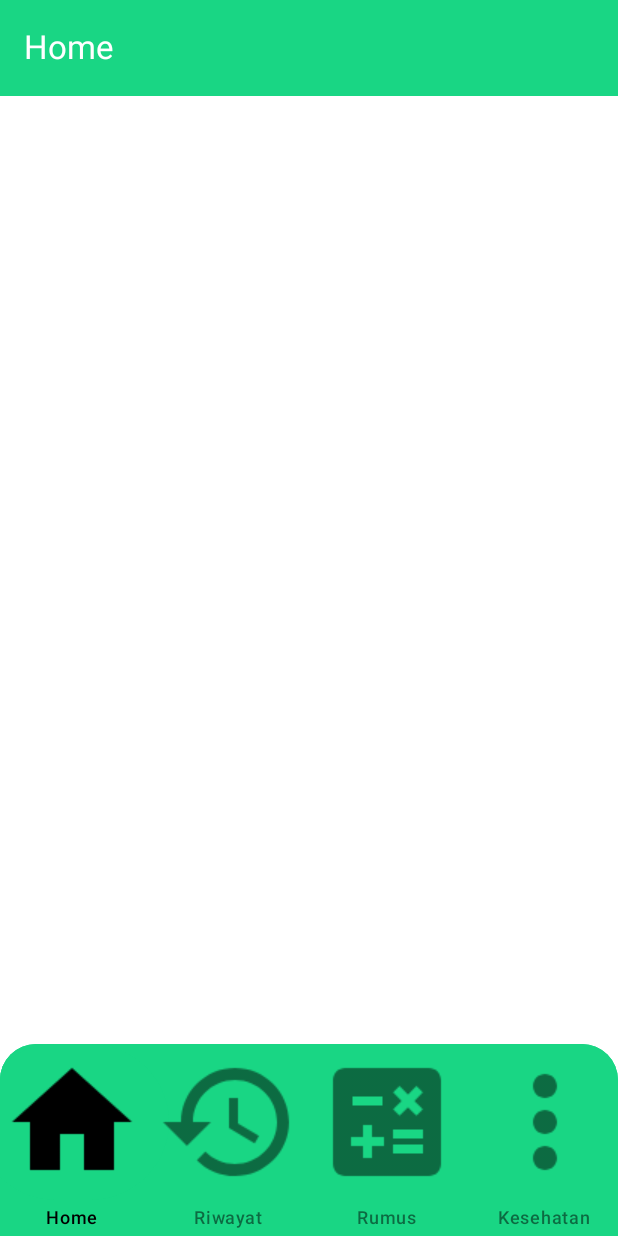
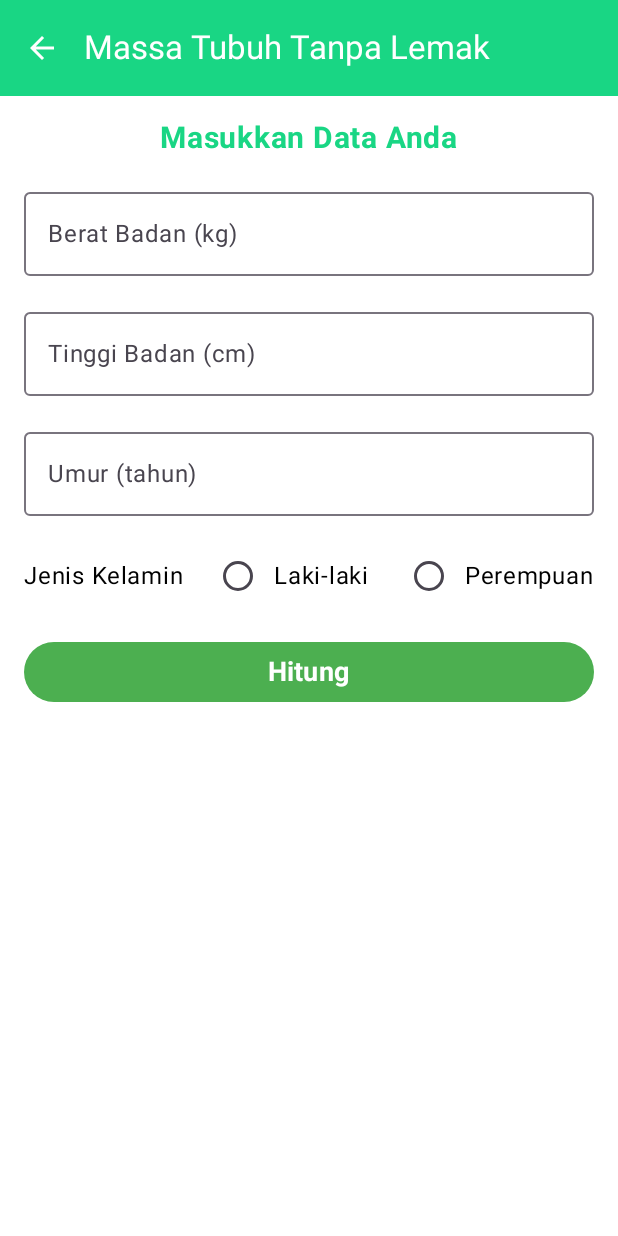
Before and after one commit to fdhlvidiarta/ProjectMobile_2, an Android app built with Jetpack Compose: the screen it shows after launch (MainActivity), after a tap on "Massa Tubuh Tanpa Lemak", on a phone screen of 412 x 824 dp. Run offline under Robolectric (Android 15) with nearby library versions, the phone set to English and light mode, and no system bars.

Commit message:
Membuat Fitur Massa Tubuh Tanpa Lemak

```diff
--- a/app/src/main/java/com/kelompok2/kalkulatorbmi/navigation/Navigation.kt
+++ b/app/src/main/java/com/kelompok2/kalkulatorbmi/navigation/Navigation.kt
@@ -2,6 +2,7 @@ package com.kelompok2.kalkulatorbmi.navigation
 
 import androidx.annotation.DrawableRes
 import androidx.compose.runtime.Composable
+import androidx.compose.ui.platform.LocalContext
 import androidx.navigation.NavHostController
 import androidx.navigation.compose.NavHost
 import androidx.navigation.compose.composable
@@ -12,6 +13,7 @@ sealed class Screen(val route: String, val title: String, @DrawableRes val icon:
     object Splash : Screen("splash_screen", "Splash", null)
     object Home : Screen("home_screen", "Home", R.drawable.ic_home)
     object BMICalculator : Screen("bmi_calculator", "Indeks Massa Tubuh", null)
+    object LeanBodyMass : Screen("lean_body_mass", "Lean Body Mass", null)
     object Riwayat : Screen("riwayat_screen", "Riwayat", R.drawable.ic_history)
     object Rumus : Screen("rumus_screen", "Rumus", R.drawable.ic_formula)
     object InfoKesehatan : Screen("info_screen", "Kesehatan", R.drawable.ic_more)
@@ -20,6 +22,7 @@ sealed class Screen(val route: String, val title: String, @DrawableRes val icon:
 @Composable
 fun AppNavigation(navController: NavHostController) {
     NavHost(navController = navController, startDestination = Screen.Splash.route) {
+
         composable(Screen.Splash.route) { SplashScreen(navController = navController) }
         composable(Screen.Home.route) {
             HomeScreen(onNavigate = { route ->
@@ -29,6 +32,9 @@ fun AppNavigation(navController: NavHostController) {
         composable(Screen.BMICalculator.route) {
             BMICalculatorScreen(navController = navController)
         }
+        composable(Screen.LeanBodyMass.route) {
+            LeanBodyMassScreen(navController = navController)
+        }
         composable(Screen.Riwayat.route) { RiwayatScreen() }
         composable(Screen.Rumus.route) { RumusScreen() }
         composable(Screen.InfoKesehatan.route) { InfoKesehatanScreen() }
--- a/app/src/main/java/com/kelompok2/kalkulatorbmi/ui/theme/screens/HomeScreen.kt
+++ b/app/src/main/java/com/kelompok2/kalkulatorbmi/ui/theme/screens/HomeScreen.kt
@@ -54,7 +54,7 @@ fun HomeScreen(onNavigate: (String) -> Unit) {
                 icon = R.drawable.ic_mttl, // Ikon sesuai desain
                 onClick = {
                     isNavigating = true // Setel state ke true untuk menyembunyikan konten
-                    onNavigate("massa_tubuh_tanpa_lemak")
+                    onNavigate(Screen.LeanBodyMass.route)
                 }
             )
         }
--- /dev/null
+++ b/app/src/main/java/com/kelompok2/kalkulatorbmi/ui/theme/screens/LeanBodyMassScreen.kt
@@ -0,0 +1,238 @@
+package com.kelompok2.kalkulatorbmi.ui.theme.screens
+
+import androidx.compose.foundation.background
+import androidx.compose.foundation.clickable
+import androidx.compose.foundation.layout.*
+import androidx.compose.foundation.rememberScrollState
+import androidx.compose.foundation.shape.RoundedCornerShape
+import androidx.compose.foundation.text.KeyboardOptions
+import androidx.compose.foundation.verticalScroll
+import androidx.compose.material.icons.Icons
+import androidx.compose.material.icons.filled.ArrowBack
+import androidx.compose.material3.*
+import androidx.compose.runtime.*
+import androidx.compose.ui.Alignment
+import androidx.compose.ui.Modifier
+import androidx.compose.ui.graphics.Color
+import androidx.compose.ui.text.font.FontWeight
+import androidx.compose.ui.text.input.KeyboardType
+import androidx.compose.ui.text.style.TextAlign
+import androidx.compose.ui.unit.dp
+import androidx.compose.ui.unit.sp
+import androidx.navigation.NavController
+import kotlin.math.pow
+
+@OptIn(ExperimentalMaterial3Api::class)
+@Composable
+fun LeanBodyMassScreen(navController: NavController) {
+    var weight by remember { mutableStateOf("") }
+    var height by remember { mutableStateOf("") }
+    var age by remember { mutableStateOf("") }
+    var gender by remember { mutableStateOf("") }
+    var leanBodyMassResult by remember { mutableStateOf<Double?>(null) }
+    var recommendation by remember { mutableStateOf("") }
+    var advice by remember { mutableStateOf("") }
+    var errorMessage by remember { mutableStateOf("") }
+
+    Scaffold(
+        topBar = {
+            TopAppBar(
+                title = { Text("Massa Tubuh Tanpa Lemak") },
+                navigationIcon = {
+                    IconButton(onClick = { navController.popBackStack() }) {
+                        Icon(Icons.Default.ArrowBack, contentDescription = "Back")
+                    }
+                },
+                colors = TopAppBarDefaults.mediumTopAppBarColors(
+                    containerColor = MaterialTheme.colorScheme.primary,
+                    titleContentColor = Color.White,
+                    navigationIconContentColor = Color.White
+                )
+            )
+        }
+    ) { padding ->
+        Column(
+            modifier = Modifier
+                .fillMaxSize()
+                .padding(padding)
+                .padding(16.dp),
+            verticalArrangement = Arrangement.spacedBy(16.dp),
+            horizontalAlignment = Alignment.CenterHorizontally
+        ) {
+            Text(
+                text = "Masukkan Data Anda",
+                fontSize = 20.sp,
+                fontWeight = FontWeight.Bold,
+                color = MaterialTheme.colorScheme.primary
+            )
+
+            OutlinedTextField(
+                value = weight,
+                onValueChange = { weight = it },
+                label = { Text("Berat Badan (kg)") },
+                modifier = Modifier.fillMaxWidth(),
+                keyboardOptions = KeyboardOptions.Default.copy(keyboardType = KeyboardType.Number)
+            )
+
+            OutlinedTextField(
+                value = height,
+                onValueChange = { height = it },
+                label = { Text("Tinggi Badan (cm)") },
+                modifier = Modifier.fillMaxWidth(),
+                keyboardOptions = KeyboardOptions.Default.copy(keyboardType = KeyboardType.Number)
+            )
+
+            OutlinedTextField(
+                value = age,
+                onValueChange = { age = it },
+                label = { Text("Umur (tahun)") },
+                modifier = Modifier.fillMaxWidth(),
+                keyboardOptions = KeyboardOptions.Default.copy(keyboardType = KeyboardType.Number)
+            )
+
+            Row(
+                verticalAlignment = Alignment.CenterVertically,
+                modifier = Modifier.fillMaxWidth()
+            ) {
+                Text("Jenis Kelamin", modifier = Modifier.weight(1f))
+                RadioButton(selected = gender == "Laki-laki", onClick = { gender = "Laki-laki" })
+                Text("Laki-laki", modifier = Modifier.clickable { gender = "Laki-laki" })
+                Spacer(modifier = Modifier.width(16.dp))
+                RadioButton(selected = gender == "Perempuan", onClick = { gender = "Perempuan" })
+                Text("Perempuan", modifier = Modifier.clickable { gender = "Perempuan" })
+            }
+
+            if (errorMessage.isNotEmpty()) {
+                Text(
+                    text = errorMessage,
+                    color = Color.Red,
+                    fontSize = 14.sp,
+                    textAlign = TextAlign.Center,
+                    modifier = Modifier.fillMaxWidth()
+                )
+            }
+
+            Button(
+                onClick = {
+                    val weightValue = weight.toDoubleOrNull()
+                    val heightValue = height.toDoubleOrNull()
+                    val ageValue = age.toIntOrNull()
+
+                    if (weightValue == null || weightValue <= 0) {
+                        errorMessage = "Berat badan tidak valid."
+                        return@Button
+                    }
+
+                    if (heightValue == null || heightValue <= 0) {
+                        errorMessage = "Tinggi badan tidak valid."
+                        return@Button
+                    }
+
+                    if (ageValue == null || ageValue <= 0) {
+                        errorMessage = "Umur tidak valid."
+                        return@Button
+                    }
+
+                    if (gender.isEmpty()) {
+                        errorMessage = "Pilih jenis kelamin."
+                        return@Button
+                    }
+
+                    errorMessage = ""
+                    leanBodyMassResult = calculateLeanBodyMass(weightValue, heightValue, ageValue, gender)
+                    if (leanBodyMassResult != null) {
+                        recommendation = if (leanBodyMassResult!! > 60) {
+                            "Massa tubuh tanpa lemak Anda sangat baik! Tetap jaga pola makan sehat dan olahraga teratur."
+                        } else {
+                            "Massa tubuh tanpa lemak Anda cukup baik. Anda bisa meningkatkan massa otot dengan olahraga rutin seperti angkat beban."
+                        }
+
+                        advice = when {
+                            weightValue / (heightValue / 100).pow(2) < 18.5 -> {
+                                "Anda berada dalam kategori kurus. Tingkatkan asupan kalori dan protein, konsumsi makanan bergizi seperti alpukat, selai kacang, ayam, ikan, dan telur. Selain itu, lakukan latihan beban dan latihan kekuatan secara rutin untuk membantu membangun massa otot!"
+                            }
+                            weightValue / (heightValue / 100).pow(2) >= 30 -> {
+                                "Anda berada di kategori obesitas. Pertimbangkan pola makan rendah kalori dan lakukan olahraga aerobik secara rutin seperti jogging atau bersepeda!"
+                            }
+                            else -> {
+                                "Kondisi tubuh Anda dalam batas normal. Terus pertahankan pola hidup sehat!"
+                            }
+                        }
+                    }
+                },
+                modifier = Modifier.fillMaxWidth(),
+                colors = ButtonDefaults.buttonColors(containerColor = Color(0xFF4CAF50))
+            ) {
+                Text("Hitung", color = Color.White, fontSize = 18.sp, fontWeight = FontWeight.Bold)
+            }
+
+            leanBodyMassResult?.let { lbm ->
+                Column(
+                    modifier = Modifier.fillMaxWidth(),
+                    horizontalAlignment = Alignment.CenterHorizontally
+                ) {
+                    Box(
+                        modifier = Modifier
+                            .fillMaxWidth()
+                            .background(
+                                color = MaterialTheme.colorScheme.outlineVariant,
+                                shape = MaterialTheme.shapes.large
+                            )
+                            .padding(16.dp),
+                        contentAlignment = Alignment.Center
+                    ) {
+                        Column(
+                            modifier = Modifier.verticalScroll(rememberScrollState()),
+                            horizontalAlignment = Alignment.CenterHorizontally
+                        ) {
+                            Text(
+                                "Hasil Massa Tubuh Tanpa Lemak Anda",
+                                fontSize = 18.sp,
+                                fontWeight = FontWeight.Bold
+                            )
+                            Spacer(modifier = Modifier.height(8.dp))
+                            Text(
+                                text = String.format("%.2f kg", lbm),
+                                fontSize = 36.sp,
+                                fontWeight = FontWeight.Bold,
+                                color = MaterialTheme.colorScheme.primary
+                            )
+                            Spacer(modifier = Modifier.height(8.dp))
+                            Text(
+                                text = recommendation,
+                                fontSize = 15.sp,
+                                textAlign = TextAlign.Center
+                            )
+                            Spacer(modifier = Modifier.height(8.dp))
+                            Box(
+                                modifier = Modifier
+                                    .fillMaxWidth()
+                                    .background(
+                                        color = MaterialTheme.colorScheme.secondary,
+                                        shape = RoundedCornerShape(10.dp)
+                                    )
+                                    .padding(12.dp),
+                                contentAlignment = Alignment.Center
+                            ) {
+                                Text(
+                                    text = advice,
+                                    fontSize = 15.sp,
+                                    textAlign = TextAlign.Center,
+                                    fontWeight = FontWeight.Bold
+                                )
+                            }
+                        }
+                    }
+                }
+            }
+        }
+    }
+}
+
+fun calculateLeanBodyMass(weight: Double, height: Double, age: Int, gender: String): Double? {
+    return when (gender) {
+        "Laki-laki" -> 0.407 * weight + 0.267 * height - 0.1 * age - 19.2
+        "Perempuan" -> 0.252 * weight + 0.473 * height - 0.1 * age - 48.3
+        else -> null
+    }
+}
--- a/app/src/main/java/com/kelompok2/kalkulatorbmi/ui/theme/screens/MainScreen.kt
+++ b/app/src/main/java/com/kelompok2/kalkulatorbmi/ui/theme/screens/MainScreen.kt
@@ -17,7 +17,6 @@ import com.kelompok2.kalkulatorbmi.ui.theme.components.BottomNavigationBar
 @Composable
 fun MainScreen() {
     val navController = rememberNavController()
-
     // Mendapatkan rute saat ini
     val navBackStackEntry by navController.currentBackStackEntryAsState()
     val currentRoute = navBackStackEntry?.destination?.route
@@ -27,7 +26,7 @@ fun MainScreen() {
 
     Scaffold(
         topBar = {
-            if (currentRoute != Screen.Splash.route && currentRoute != Screen.BMICalculator.route) {
+            if (currentRoute != Screen.Splash.route && currentRoute != Screen.BMICalculator.route && currentRoute != Screen.LeanBodyMass.route) {
                 TopAppBar(
                     title = { Text(text = title) },
                     colors = TopAppBarDefaults.mediumTopAppBarColors(
```
